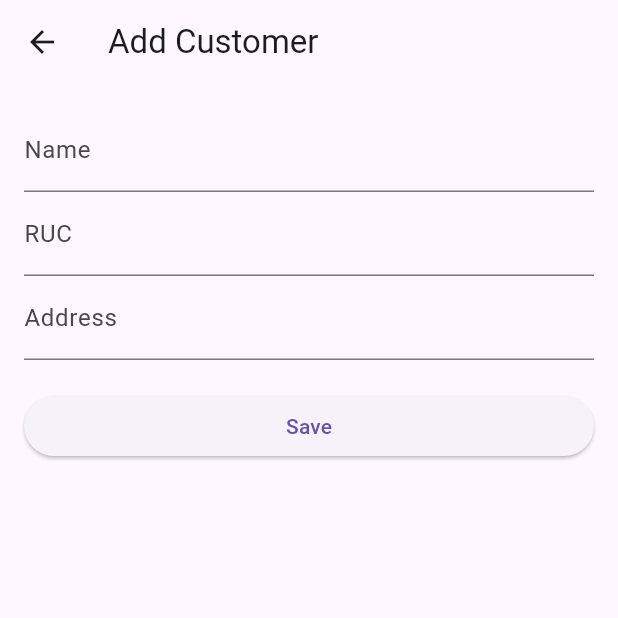
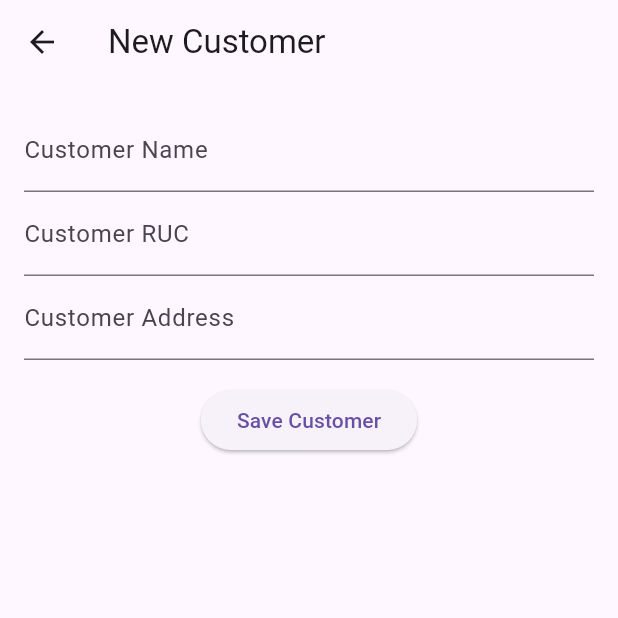
Before and after one commit to jquezada1984/SistemaVentasMovil, a Flutter app: the CustomerFormView screen opened directly, on a phone screen of 412 x 824 dp, the top half of it. Run offline on Flutter 3.47's test engine with Material 3 defaults, Android fonts, the phone set to English and light mode, and no system bars; our stand-ins replace firebase_auth, firebase_core, sqflite; accounts and stored records are empty.

Commit message:
Customer
Customer

```diff
--- a/ventas_flutter/lib/controllers/sale_controller.dart
+++ b/ventas_flutter/lib/controllers/sale_controller.dart
@@ -19,4 +19,6 @@ class SaleController {
   Future<List<Sale>> getSales() async {
     return await _databaseService.getSales();
   }
+
+
 }
--- a/ventas_flutter/lib/views/customer_form_view.dart
+++ b/ventas_flutter/lib/views/customer_form_view.dart
@@ -15,34 +15,37 @@ class CustomerFormView extends StatefulWidget {
 class _CustomerFormViewState extends State<CustomerFormView> {
   final CustomerController _customerController = CustomerController();
   final _formKey = GlobalKey<FormState>();
+  final _nameController = TextEditingController();
+  final _rucController = TextEditingController();
+  final _addressController = TextEditingController();
   final Uuid _uuid = Uuid();
-  late String _name;
-  late String _ruc;
-  late String _address;
 
   @override
   void initState() {
     super.initState();
     if (widget.customer != null) {
-      _name = widget.customer!.name;
-      _ruc = widget.customer!.ruc;
-      _address = widget.customer!.address;
-    } else {
-      _name = '';
-      _ruc = '';
-      _address = '';
+      _nameController.text = widget.customer!.name;
+      _rucController.text = widget.customer!.ruc;
+      _addressController.text = widget.customer!.address;
     }
   }
 
-  void _saveForm() {
+  @override
+  void dispose() {
+    _nameController.dispose();
+    _rucController.dispose();
+    _addressController.dispose();
+    super.dispose();
+  }
+
+  void _saveCustomer() {
     if (_formKey.currentState!.validate()) {
-      _formKey.currentState!.save();
-      final customer = Customer(
-        id: widget.customer?.id ?? _uuid.v4(), // Generar un ID único si es un nuevo cliente
-        name: _name,
-        ruc: _ruc,
-        address: _address,
-      );
+      final id = widget.customer?.id ?? _uuid.v4();
+      final name = _nameController.text;
+      final ruc = _rucController.text;
+      final address = _addressController.text;
+
+      final customer = Customer(id: id, name: name, ruc: ruc, address: address);
       if (widget.customer == null) {
         _customerController.addCustomer(customer);
       } else {
@@ -55,56 +58,49 @@ class _CustomerFormViewState extends State<CustomerFormView> {
   @override
   Widget build(BuildContext context) {
     return Scaffold(
-      appBar: AppBar(title: Text(widget.customer == null ? 'Add Customer' : 'Edit Customer')),
+      appBar: AppBar(
+        title: Text(widget.customer == null ? 'New Customer' : 'Edit Customer'),
+      ),
       body: Padding(
         padding: const EdgeInsets.all(16.0),
         child: Form(
           key: _formKey,
-          child: ListView(
+          child: Column(
             children: [
               TextFormField(
-                initialValue: _name,
-                decoration: InputDecoration(labelText: 'Name'),
+                controller: _nameController,
+                decoration: InputDecoration(labelText: 'Customer Name'),
                 validator: (value) {
                   if (value == null || value.isEmpty) {
-                    return 'Please enter a name';
+                    return 'Please enter a customer name';
                   }
                   return null;
                 },
-                onSaved: (value) {
-                  _name = value!;
+              ),
+              TextFormField(
+                controller: _rucController,
+                decoration: InputDecoration(labelText: 'Customer RUC'),
+                validator: (value) {
+                  if (value == null || value.isEmpty) {
+                    return 'Please enter a customer RUC';
+                  }
+                  return null;
                 },
               ),
               TextFormField(
-                initialValue: _ruc,
-                decoration: InputDecoration(labelText: 'RUC'),
+                controller: _addressController,
+                decoration: InputDecoration(labelText: 'Customer Address'),
                 validator: (value) {
                   if (value == null || value.isEmpty) {
-                    return 'Please enter a RUC';
+                    return 'Please enter a customer address';
                   }
                   return null;
                 },
-                onSaved: (value) {
-                  _ruc = value!;
-                },
               ),
-              TextFormField(
-                initialValue: _address,
-                decoration: InputDecoration(labelText: 'Address'),
-                validator: (value) {
-                  if (value == null || value.isEmpty) {
-                    return 'Please enter an address';
-                  }
-                  return null;
-                },
-                onSaved: (value) {
-                  _address = value!;
-                },
-              ),
-              SizedBox(height: 20),
+              SizedBox(height: 16.0),
               ElevatedButton(
-                onPressed: _saveForm,
-                child: Text('Save'),
+                onPressed: _saveCustomer,
+                child: Text('Save Customer'),
               ),
             ],
           ),
```
Also changed, not shown: ventas_flutter/lib/main.dart (+28 -37 lines), ventas_flutter/lib/services/database_service.dart (+1 -12 lines), ventas_flutter/lib/views/customer_list_view.dart (+9 -29 lines), ventas_flutter/lib/views/product_form_view.dart (+33 -31 lines), ventas_flutter/lib/views/product_list_view.dart (+10 -30 lines), ventas_flutter/lib/views/sale_list_view.dart (added, +63 -0 lines), ventas_flutter/lib/views/sale_view.dart (+19 -2 lines).
